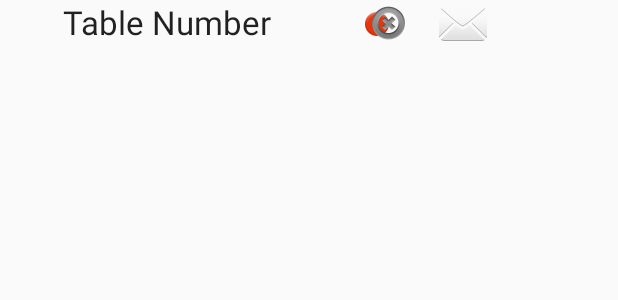
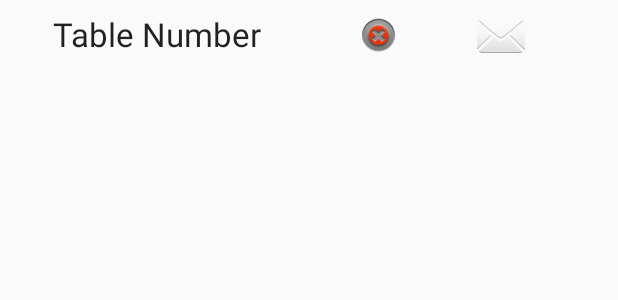
Before and after one commit to Nihilius/WheresMyWaiter, an Android app: the layout layout_table_list.xml on its own in the app's theme, with its tools: preview values and no code run, on a phone screen of 412 x 824 dp. Shown: the top 300 px of the screen. Run offline under Robolectric (Android 15) with nearby library versions, the phone set to English and light mode, and no system bars.

Commit message:
Fixed the table list for TableTracker

```diff
--- a/app/src/main/res/layout/layout_table_list.xml
+++ b/app/src/main/res/layout/layout_table_list.xml
@@ -14,7 +14,9 @@
             android:layout_height="wrap_content"
             android:layout_alignParentStart="true"
             android:layout_alignParentTop="true"
-            android:layout_marginStart="42dp"
+            android:layout_marginStart="35dp"
+            android:layout_marginTop="8dp"
+            android:layout_marginBottom="8dp"
             android:text="Table Number"
             android:textAppearance="@style/Base.TextAppearance.AppCompat.Large" />
 
@@ -22,7 +24,9 @@
             android:id="@+id/waiterIsPingedImage"
             android:layout_width="wrap_content"
             android:layout_height="wrap_content"
-
+            android:layout_marginTop="8dp"
+            android:layout_marginBottom="8dp"
+            android:layout_marginStart="7dp"
             android:layout_alignStart="@+id/waiterIsNotPingedImage"
             android:layout_centerVertical="true"
             app:srcCompat="@android:drawable/ic_notification_overlay" />
@@ -33,6 +37,8 @@
             android:layout_height="wrap_content"
             android:layout_alignParentTop="true"
             android:layout_marginStart="62dp"
+            android:layout_marginTop="8dp"
+            android:layout_marginBottom="8dp"
             android:layout_toEndOf="@+id/textViewTableNumber"
             app:srcCompat="@android:drawable/ic_notification_clear_all" />
 
@@ -41,7 +47,9 @@
             android:layout_width="wrap_content"
             android:layout_height="wrap_content"
             android:layout_alignParentTop="true"
-            android:layout_marginStart="18dp"
+            android:layout_marginStart="50dp"
+            android:layout_marginTop="8dp"
+            android:layout_marginBottom="8dp"
             android:layout_toEndOf="@+id/waiterIsNotPingedImage"
             app:srcCompat="@android:drawable/ic_dialog_email" />
 
```
Also changed, not shown: app/src/main/java/com/db/bv/bignerdranch/android/wheresmywaiter/TableList.java (+4 -4 lines).
